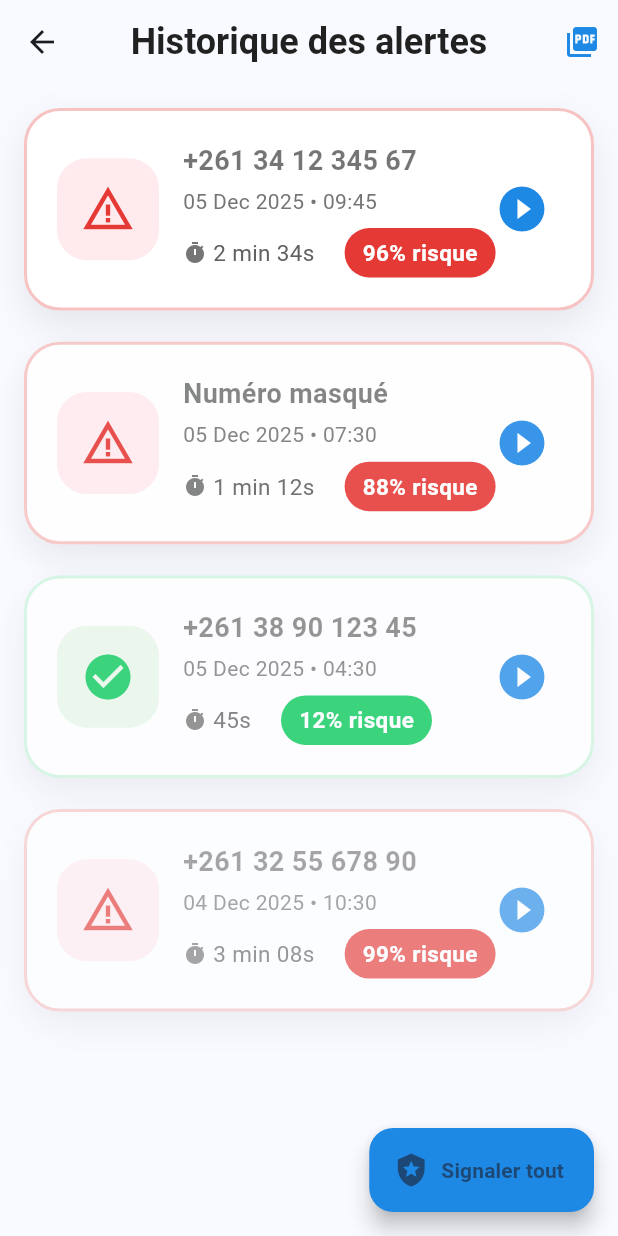
After one commit to priscamino12/DEVFEST_2025_Codexia, a Flutter app: the MainScreen screen opened directly, after a tap on the "history" icon, on a phone screen of 412 x 824 dp. The commit adds this screen. Run offline on Flutter 3.47's test engine with Material 3 defaults, Android fonts, the phone set to English and light mode, and no system bars; our stand-ins replace permission_handler.

Commit message:
histique des alertes

```diff
--- /dev/null
+++ b/lib/features/home/presentation/screens/screens/history_screen.dart
@@ -0,0 +1,260 @@
+// lib/features/home/presentation/screens/history_screen.dart
+import 'package:flutter/material.dart';
+import 'package:intl/intl.dart';
+
+class HistoryScreen extends StatefulWidget {
+  const HistoryScreen({super.key});
+
+  @override
+  State<HistoryScreen> createState() => _HistoryScreenState();
+}
+
+class _HistoryScreenState extends State<HistoryScreen>
+    with TickerProviderStateMixin {
+  late AnimationController _controller;
+  late Animation<double> _staggerAnimation;
+
+  final List<Map<String, dynamic>> alerts = [
+    {
+      "date": DateTime.now().subtract(const Duration(minutes: 45)),
+      "number": "+261 34 12 345 67",
+      "risk": 96,
+      "status": "danger",
+      "duration": "2 min 34s",
+    },
+    {
+      "date": DateTime.now().subtract(const Duration(hours: 3)),
+      "number": "Numéro masqué",
+      "risk": 88,
+      "status": "danger",
+      "duration": "1 min 12s",
+    },
+    {
+      "date": DateTime.now().subtract(const Duration(hours: 6)),
+      "number": "+261 38 90 123 45",
+      "risk": 12,
+      "status": "safe",
+      "duration": "45s",
+    },
+    {
+      "date": DateTime.now().subtract(const Duration(days: 1)),
+      "number": "+261 32 55 678 90",
+      "risk": 99,
+      "status": "danger",
+      "duration": "3 min 08s",
+    },
+  ];
+
+  @override
+  void initState() {
+    super.initState();
+    _controller = AnimationController(
+      duration: const Duration(milliseconds: 900),
+      vsync: this,
+    );
+    _staggerAnimation = CurvedAnimation(
+      parent: _controller,
+      curve: Curves.easeOutCubic,
+    );
+    _controller.forward();
+  }
+
+  @override
+  void dispose() {
+    _controller.dispose();
+    super.dispose();
+  }
+
+  @override
+  Widget build(BuildContext context) {
+    return Scaffold(
+      backgroundColor: const Color(0xFFF8FAFF),
+      appBar: AppBar(
+        backgroundColor: Colors.transparent,
+        elevation: 0,
+        title: const Text(
+          'Historique des alertes',
+          style: TextStyle(
+            fontSize: 24,
+            fontWeight: FontWeight.bold,
+            color: Colors.black87,
+          ),
+        ),
+        centerTitle: true,
+        actions: [
+          IconButton(
+            onPressed: () {
+              ScaffoldMessenger.of(context).showSnackBar(
+                const SnackBar(
+                  content: Text('Rapport exporté pour la police'),
+                  backgroundColor: Color(0xFF1E88E5),
+                ),
+              );
+            },
+            icon: const Icon(Icons.picture_as_pdf, color: Color(0xFF1E88E5)),
+          ),
+        ],
+      ),
+      body: alerts.isEmpty
+          ? Center(
+              child: Column(
+                mainAxisAlignment: MainAxisAlignment.center,
+                children: [
+                  Icon(Icons.shield_moon, size: 100, color: Colors.grey[400]),
+                  const SizedBox(height: 20),
+                  Text(
+                    'Aucune alerte pour le moment\nVous êtes en sécurité',
+                    textAlign: TextAlign.center,
+                    style: TextStyle(fontSize: 18, color: Colors.grey[600]),
+                  ),
+                ],
+              ),
+            )
+          : ListView.builder(
+              padding: const EdgeInsets.all(16),
+              itemCount: alerts.length,
+              itemBuilder: (context, index) {
+                final alert = alerts[index];
+                final delay = index * 0.12;
+
+                return AnimatedBuilder(
+                  animation: _staggerAnimation,
+                  builder: (context, child) {
+                    final animationValue =
+                        (_staggerAnimation.value - delay).clamp(0.0, 1.0);
+
+                    return Transform(
+                      transform: Matrix4.translationValues(
+                        0,
+                        40 * (1 - animationValue),
+                        0,
+                      ),
+                      child: Opacity(
+                        opacity: animationValue,
+                        child: _buildAlertCard(alert),
+                      ),
+                    );
+                  },
+                );
+              },
+            ),
+
+    floatingActionButton: FloatingActionButton.extended(
+  onPressed: () {
+    ScaffoldMessenger.of(context).showSnackBar(
+      const SnackBar(
+        content: Text('Rapport complet envoyé à la police'),
+        backgroundColor: Color(0xFF00C853),
+      ),
+    );
+  },
+  backgroundColor: const Color(0xFF1E88E5),
+  icon: const Icon(Icons.local_police),
+  label: Text(
+    'Signaler tout',
+    style: const TextStyle(fontWeight: FontWeight.bold),
+  ),
+),
+    );
+  }
+
+  Widget _buildAlertCard(Map<String, dynamic> alert) {
+    final isDanger = alert["status"] == "danger";
+    final risk = alert["risk"] as int;
+
+    return Container(
+      margin: const EdgeInsets.only(bottom: 16),
+      padding: const EdgeInsets.all(20),
+      decoration: BoxDecoration(
+        color: Colors.white,
+        borderRadius: BorderRadius.circular(24),
+        boxShadow: [
+          BoxShadow(
+            color: Colors.black.withOpacity(0.08),
+            blurRadius: 20,
+            offset: const Offset(0, 10),
+          ),
+        ],
+        border: Border.all(
+          color: isDanger
+              ? const Color(0xFFE53935).withOpacity(0.3)
+              : const Color(0xFF00C853).withOpacity(0.2),
+          width: 2,
+        ),
+      ),
+      child: Row(
+        children: [
+          Container(
+            padding: const EdgeInsets.all(16),
+            decoration: BoxDecoration(
+              color:
+                  isDanger ? const Color(0xFFFFEBEE) : const Color(0xFFE8F5E8),
+              borderRadius: BorderRadius.circular(20),
+            ),
+            child: Icon(
+              isDanger ? Icons.warning_amber : Icons.check_circle,
+              size: 36,
+              color:
+                  isDanger ? const Color(0xFFE53935) : const Color(0xFF00C853),
+            ),
+          ),
+
+          const SizedBox(width: 16),
+
+          Expanded(
+            child: Column(
+              crossAxisAlignment: CrossAxisAlignment.start,
+              children: [
+                Text(
+                  alert["number"],
+                  style: const TextStyle(
+                      fontSize: 18, fontWeight: FontWeight.bold),
+                ),
+                const SizedBox(height: 4),
+                Text(
+                  DateFormat('dd MMM yyyy • HH:mm').format(alert["date"]),
+                  style: TextStyle(color: Colors.grey[600], fontSize: 14),
+                ),
+                const SizedBox(height: 8),
+                Row(
+                  children: [
+                    Icon(Icons.timer, size: 16, color: Colors.grey[600]),
+                    const SizedBox(width: 4),
+                    Text(alert["duration"],
+                        style: TextStyle(color: Colors.grey[700])),
+                    const SizedBox(width: 20),
+                    Container(
+                      padding: const EdgeInsets.symmetric(
+                          horizontal: 12, vertical: 6),
+                      decoration: BoxDecoration(
+                        color: isDanger
+                            ? const Color(0xFFE53935)
+                            : const Color(0xFF00C853),
+                        borderRadius: BorderRadius.circular(20),
+                      ),
+                      child: Text(
+                        '$risk% risque',
+                        style: const TextStyle(
+                            color: Colors.white,
+                            fontWeight: FontWeight.bold),
+                      ),
+                    ),
+                  ],
+                ),
+              ],
+            ),
+          ),
+
+          IconButton(
+            onPressed: () {},
+            icon: const Icon(
+              Icons.play_circle_fill,
+              size: 36,
+              color: Color(0xFF1E88E5),
+            ),
+          ),
+        ],
+      ),
+    );
+  }
+}
--- a/lib/features/home/presentation/screens/screens/main_screen.dart
+++ b/lib/features/home/presentation/screens/screens/main_screen.dart
@@ -1,4 +1,5 @@
 import 'package:flutter/material.dart';
+import 'package:voice_deepfake_shield/features/home/presentation/screens/screens/history_screen.dart';
 
 class MainScreen extends StatefulWidget {
   const MainScreen({super.key});
@@ -59,6 +60,25 @@ class _MainScreenState extends State<MainScreen> with TickerProviderStateMixin {
   @override
   Widget build(BuildContext context) {
     return Scaffold(
+      appBar: AppBar(
+  backgroundColor: Colors.transparent,
+  elevation: 0,
+  actions: [
+    IconButton(
+      onPressed: () {
+        Navigator.of(context).push(
+          PageRouteBuilder(
+            pageBuilder: (c, a, s) => const
+
+            HistoryScreen(),
+            transitionsBuilder: (c, a, s, child) => FadeTransition(opacity: a, child: child),
+          ),
+        );
+      },
+      icon: const Icon(Icons.history, size: 28),
+    ),
+  ],
+),
       backgroundColor: isSafe ? const Color(0xFFF8FAFF) : const Color(0xFFFFF0F0),
       body: SafeArea(
         child: Center( // <-- CENTRAGE GLOBAL
--- a/pubspec.yaml
+++ b/pubspec.yaml
@@ -28,6 +28,7 @@ environment:
 # the latest version available on pub.dev. To see which dependencies have newer
 # versions available, run `flutter pub outdated`.
 dependencies:
+  intl: ^0.20.2
   permission_handler: ^12.0.1
   flutter:
     sdk: flutter
```
Also changed, not shown: pubspec.lock.
